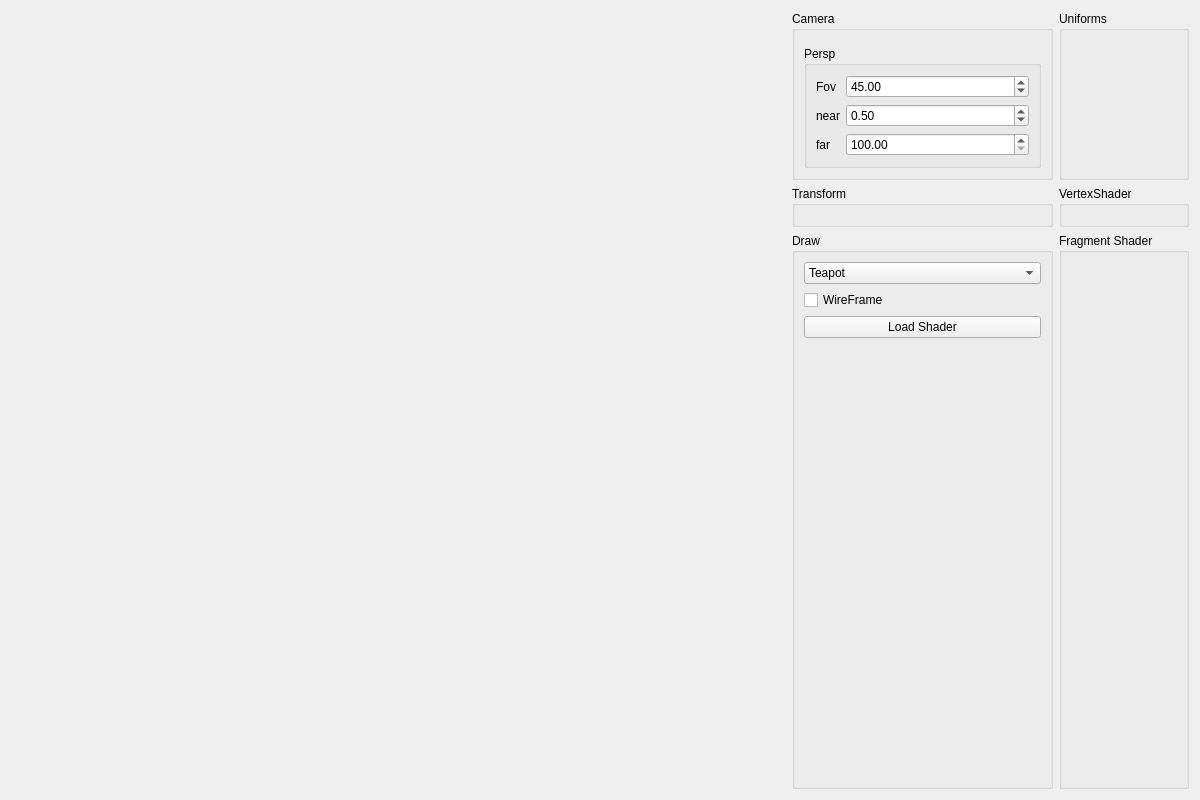
NCCA/NCCA-py-nglExamples, file ShadingModels/MainWindow.ui: the form before one commit.
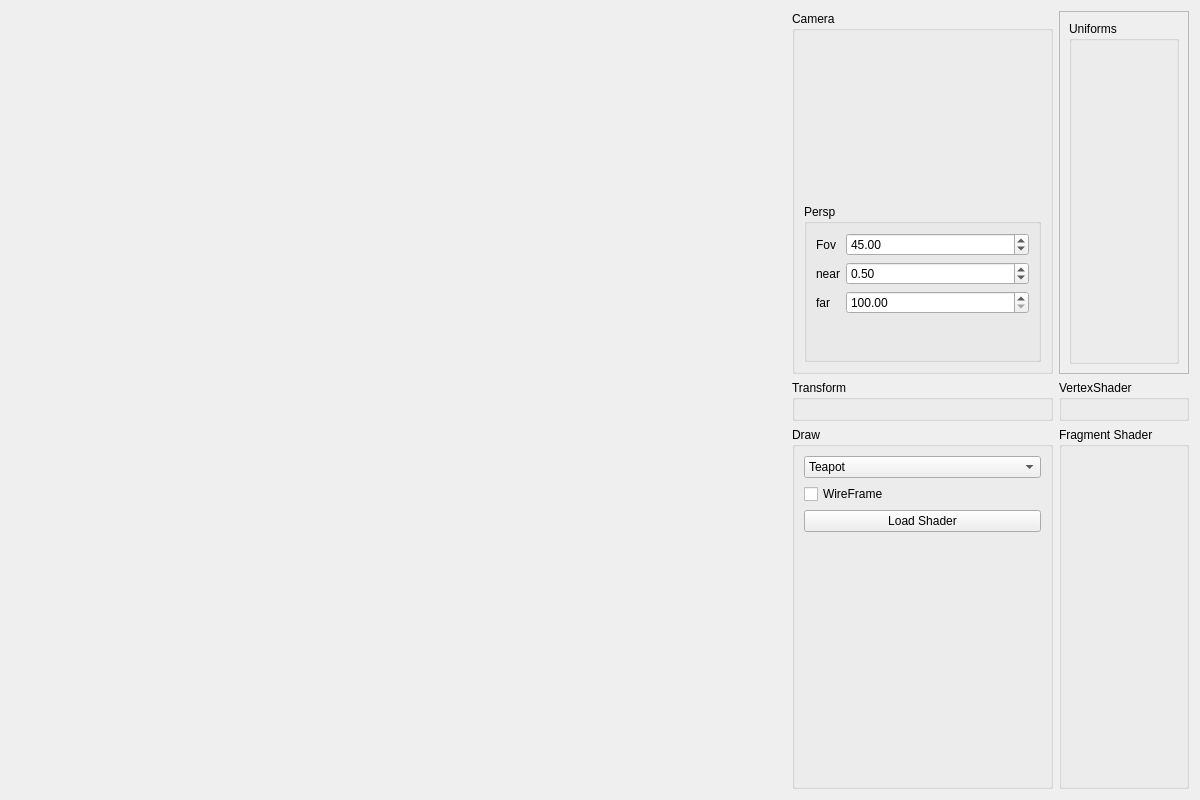
The form after the commit. Custom widgets are drawn as their Qt base class.

```diff
--- a/ShadingModels/MainWindow.ui
+++ b/ShadingModels/MainWindow.ui
@@ -199,10 +199,29 @@
     </widget>
    </item>
    <item row="2" column="2">
-    <widget class="QGroupBox" name="uniforms_gb">
-     <property name="title">
-      <string>Uniforms</string>
+    <widget class="QScrollArea" name="scrollArea">
+     <property name="widgetResizable">
+      <bool>true</bool>
      </property>
+     <widget class="QWidget" name="scrollAreaWidgetContents">
+      <property name="geometry">
+       <rect>
+        <x>0</x>
+        <y>0</y>
+        <width>125</width>
+        <height>347</height>
+       </rect>
+      </property>
+      <layout class="QVBoxLayout" name="verticalLayout_2">
+       <item>
+        <widget class="QGroupBox" name="uniforms_gb">
+         <property name="title">
+          <string>Uniforms</string>
+         </property>
+        </widget>
+       </item>
+      </layout>
+     </widget>
     </widget>
    </item>
   </layout>
```
Left out of the diff: 16 changed lines with no effect on the pictures.
